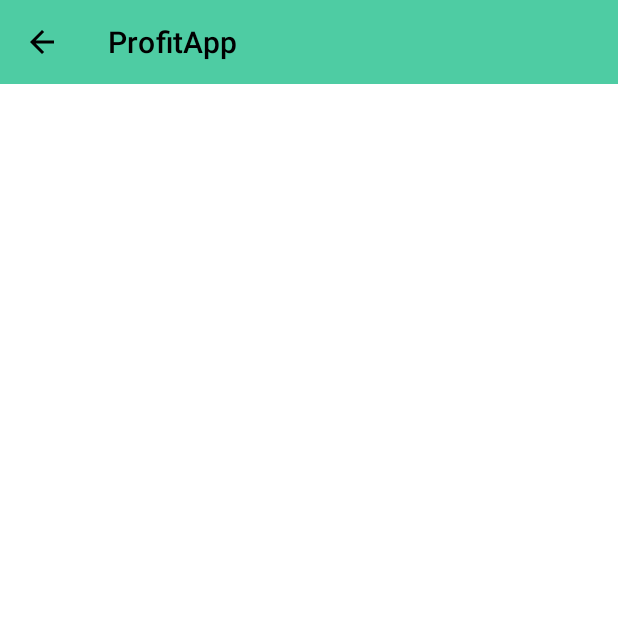
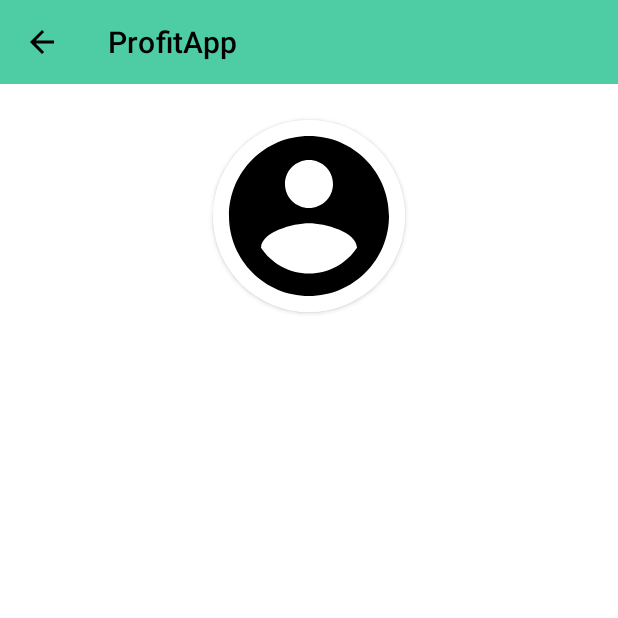
Before and after one commit to JuArce/HCI_TP3_ProfitApp, an Android app: the ProfileActivity screen opened directly, with no data from a screen before it, on a phone screen of 412 x 824 dp, the top half of it. Run offline under Robolectric (Android 15) with nearby library versions, the phone set to English and light mode, and no system bars; our stand-ins replace data binding; network calls fail; pictures from the network do not load.

Commit message:
Profile picture added to ProfileActivity.

```diff
--- a/app/build.gradle
+++ b/app/build.gradle
@@ -64,6 +64,7 @@ dependencies {
     implementation "com.squareup.okhttp3:logging-interceptor:$ok_http_version"
     implementation "androidx.room:room-runtime:$room_version"
     implementation "androidx.cardview:cardview:1.0.0"
+    implementation "com.github.bumptech.glide:glide:4.11.0"
     annotationProcessor "androidx.room:room-compiler:$room_version"
     testImplementation 'junit:junit:4.13.2'
     androidTestImplementation 'androidx.test.ext:junit:1.1.2'
--- a/app/src/main/java/ar/edu/itba/hci/profitapp/ui/ProfileActivity.java
+++ b/app/src/main/java/ar/edu/itba/hci/profitapp/ui/ProfileActivity.java
@@ -1,19 +1,17 @@
 package ar.edu.itba.hci.profitapp.ui;
+
 import android.os.Bundle;
-import android.util.Log;
-import android.view.View;
-import android.widget.TextView;
 
 import androidx.appcompat.app.ActionBar;
 import androidx.appcompat.app.AppCompatActivity;
 import androidx.lifecycle.ViewModelProvider;
 
+import com.bumptech.glide.Glide;
+
 import ar.edu.itba.hci.profitapp.App;
 import ar.edu.itba.hci.profitapp.databinding.ActivityProfileBinding;
-import ar.edu.itba.hci.profitapp.repository.RoutineRepository;
 import ar.edu.itba.hci.profitapp.repository.Status;
 import ar.edu.itba.hci.profitapp.repository.UserRepository;
-import ar.edu.itba.hci.profitapp.viewModel.RoutineViewModel;
 import ar.edu.itba.hci.profitapp.viewModel.UserViewModel;
 import ar.edu.itba.hci.profitapp.viewModel.repositoryVM.RepositoryViewModelFactory;
 
@@ -33,7 +31,6 @@ public class ProfileActivity extends AppCompatActivity {
         ActionBar actionBar = getSupportActionBar();
         if (actionBar != null) {
             actionBar.setDisplayHomeAsUpEnabled(true);
-            Log.d("TAG", "action bar");
         }
 
         app = ((App) getApplication());
@@ -45,6 +42,9 @@ public class ProfileActivity extends AppCompatActivity {
             if (r.getStatus() == Status.SUCCESS) {
                 if(r.getData() != null && r.getData() != null) {
                     profileBinding.setUser(r.getData());
+                    if(r.getData().getAvatarUrl() != "") {
+                        Glide.with(profileBinding.getRoot()).load(r.getData().getAvatarUrl()).into(profileBinding.profilePicture);
+                    }
                 }
             } else {
 //                defaultResourceHandler(r);
--- a/app/src/main/res/layout/activity_main.xml
+++ b/app/src/main/res/layout/activity_main.xml
@@ -4,11 +4,6 @@
     xmlns:tools="http://schemas.android.com/tools"
     android:layout_width="match_parent"
     android:layout_height="match_parent">
-
-<!--    <include-->
-<!--        layout="@layout/toolbar"-->
-<!--        android:layout_width="match_parent"-->
-<!--        android:layout_height="wrap_content" />-->
 
     <androidx.appcompat.widget.Toolbar
         android:id="@+id/main_toolbar"
--- a/app/src/main/res/layout/activity_profile.xml
+++ b/app/src/main/res/layout/activity_profile.xml
@@ -13,11 +13,6 @@
         android:layout_width="match_parent"
         android:layout_height="match_parent">
 
-<!--        <include-->
-<!--            layout="@layout/toolbar"-->
-<!--            android:layout_width="match_parent"-->
-<!--            android:layout_height="wrap_content" />-->
-
         <androidx.appcompat.widget.Toolbar
             android:id="@+id/toolbar"
             android:layout_width="match_parent"
@@ -29,34 +24,48 @@
             app:layout_constraintStart_toStartOf="parent"
             app:layout_constraintTop_toTopOf="parent" />
 
-        <ImageView
-            android:id="@+id/imageView"
+        <androidx.cardview.widget.CardView
+            android:id="@+id/cardView"
             android:layout_width="wrap_content"
             android:layout_height="wrap_content"
             android:layout_marginTop="24dp"
-            android:background="@drawable/circle"
-            android:contentDescription="@string/profileImage"
-            android:src="@{user.avatarUrl}"
-            app:layout_constraintBottom_toBottomOf="parent"
+            app:cardCornerRadius="64dp"
             app:layout_constraintEnd_toEndOf="parent"
             app:layout_constraintStart_toStartOf="parent"
-            app:layout_constraintTop_toBottomOf="@+id/toolbar"
-            app:layout_constraintVertical_bias="0.0" />
+            app:layout_constraintTop_toBottomOf="@+id/toolbar">
+
+            <androidx.constraintlayout.widget.ConstraintLayout
+                android:layout_width="wrap_content"
+                android:layout_height="wrap_content">
+
+                <ImageView
+                    android:id="@+id/profile_picture"
+                    android:layout_width="128dp"
+                    android:layout_height="128dp"
+                    android:background="@drawable/circle"
+                    android:contentDescription="@string/profileImage"
+                    android:scaleType="fitXY"
+                    android:src="@drawable/ic_baseline_account_circle_24"
+                    app:layout_constraintBottom_toBottomOf="parent"
+                    app:layout_constraintEnd_toEndOf="parent"
+                    app:layout_constraintStart_toStartOf="parent"
+                    app:layout_constraintTop_toTopOf="parent" />
+            </androidx.constraintlayout.widget.ConstraintLayout>
+
+        </androidx.cardview.widget.CardView>
 
         <TextView
             android:id="@+id/username"
             android:layout_width="wrap_content"
             android:layout_height="wrap_content"
-            android:layout_marginTop="24dp"
+            android:layout_marginTop="16dp"
             android:text="@{user.username}"
             android:textAlignment="center"
             android:textSize="20sp"
             android:textStyle="bold"
-            app:layout_constraintBottom_toBottomOf="parent"
             app:layout_constraintEnd_toEndOf="parent"
             app:layout_constraintStart_toStartOf="parent"
-            app:layout_constraintTop_toBottomOf="@+id/imageView"
-            app:layout_constraintVertical_bias="0.0" />
+            app:layout_constraintTop_toBottomOf="@+id/cardView" />
 
         <!--        <Button-->
         <!--            android:id="@+id/button"-->
```
Also changed, not shown: app/src/main/java/ar/edu/itba/hci/profitapp/ui/MainActivity.java (+4 -16 lines), app/src/main/res/layout/toolbar.xml (deleted, +0 -17 lines).
